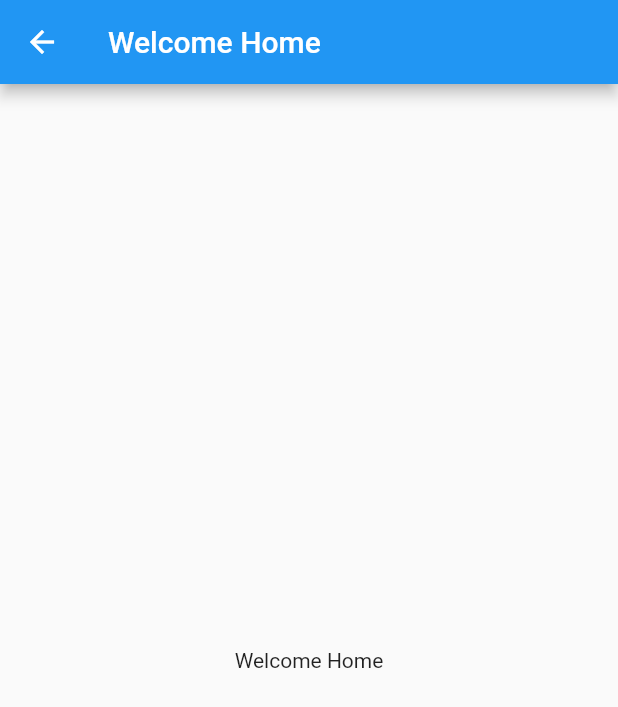
After one commit to Muhamadhabib/flutter_app, a Flutter app: the screen it shows after launch, in the side drawer, after a tap on "Home", on a phone screen of 412 x 824 dp. The commit adds this screen. Shown: the top 707 px of the screen. Run offline on Flutter 3.47's test engine with Material 2 defaults, Android fonts, the phone set to English and light mode, and no system bars.

Commit message:
nav drawer Routes

```diff
--- /dev/null
+++ b/flutter_app/lib/hal.dart
@@ -0,0 +1,19 @@
+import 'package:flutter/material.dart';
+
+class Pagebaru extends StatelessWidget{
+  final String menu;
+  Pagebaru(this.menu);
+
+  @override
+  Widget build(BuildContext context) {
+    return Scaffold(
+        appBar: AppBar(
+          title: Text('$menu'),
+        ),
+        body: Center(
+          child: Text('$menu'),
+        ),
+      );
+  }
+
+}
--- a/flutter_app/lib/main.dart
+++ b/flutter_app/lib/main.dart
@@ -1,7 +1,8 @@
 import 'package:flutter/material.dart';
+import 'hal.dart';
 
 void main(){
-  runApp(MyAp());
+  runApp(MaterialApp(home: MyAp()));
 }
 class MyAp extends StatefulWidget{
   @override
@@ -11,8 +12,7 @@ class MyAp extends StatefulWidget{
 class MySta3 extends State<MyAp>{
   @override
   Widget build(BuildContext context) {
-    return MaterialApp(
-      home: Scaffold(
+    return Scaffold(
         appBar: AppBar(
           title: Text('Navigasi Drawer'),
           backgroundColor: Colors.deepOrange,
@@ -33,22 +33,29 @@ class MySta3 extends State<MyAp>{
               ListTile(
                 title: Text('Home'),
                 trailing: Icon(Icons.home),
+                onTap: () => Navigator.of(context).push(
+                  MaterialPageRoute(builder: (BuildContext context)=>Pagebaru('Welcome Home'))
+                ),
               ),
               ListTile(
                 title: Text('Laptop'),
                 trailing: Icon(Icons.laptop),
+                onTap: () => Navigator.of(context).push(
+                  MaterialPageRoute(builder: (BuildContext context)=>Pagebaru('Welcome Laptop'))
+                ),
               ),
               ListTile(
                 title: Text('Close'),
                 trailing: Icon(Icons.close),
+                onTap: (){
+                  Navigator.pop(context);
+                },
               )
             ],
           ),
         ),
-      ),
-    );
+      );
   }
-
 }
 //button
 class MySta2 extends State<MyAp>{
```
